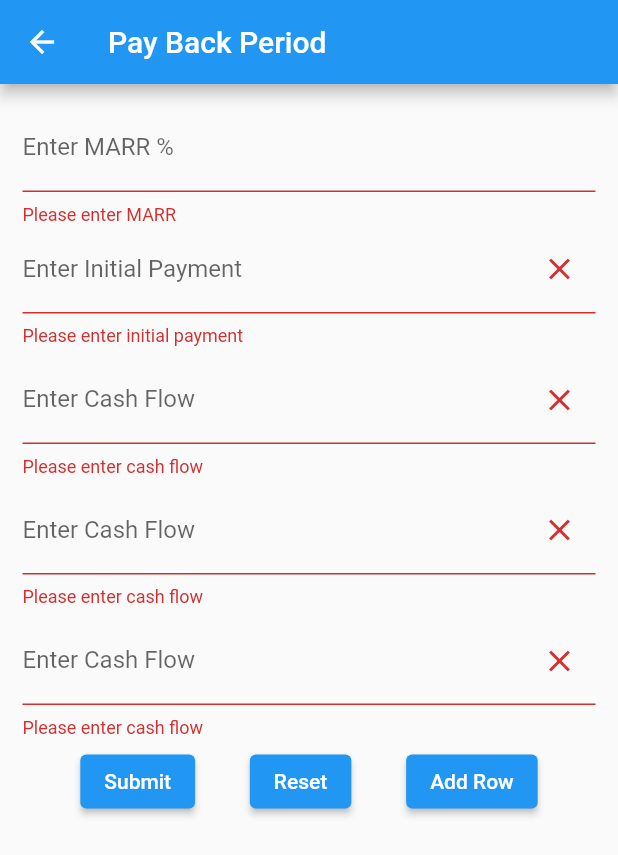
After one commit to Bibek-Dahal/financial_calculator, a Flutter app: the Pbp screen opened directly, after a tap on "Submit", on a phone screen of 412 x 824 dp. The commit adds this screen. Shown: the top 855 px of the screen. Run offline on Flutter 3.47's test engine with Material 2 defaults, Android fonts, the phone set to English and light mode, and no system bars; missing offline and left inert: dart:ffi.

Commit message:
Completed PBP

```diff
--- /dev/null
+++ b/lib/screens/payBackCacl.dart
@@ -0,0 +1,258 @@
+import 'dart:math';
+
+import 'package:flutter/material.dart';
+import 'package:intl/intl.dart';
+
+class Pbp extends StatefulWidget {
+  const Pbp({Key? key}) : super(key: key);
+
+  @override
+  State<Pbp> createState() => _PbpState();
+}
+
+class _PbpState extends State<Pbp> {
+  String pbperiod = "";
+  String dpbperiod = "";
+  double MARR = 0.0;
+  int paymentsNum = 4;
+  bool isCalculated = false;
+  final payments = Map<int, String>();
+  NumberFormat myFormat = NumberFormat.decimalPattern('en_us');
+
+  final marrController = TextEditingController();
+
+  void handleChange(index, value) {
+    payments[index] = value;
+    print(payments);
+  }
+
+  void calculatePBP() {
+    List cashFlows = [];
+    payments.forEach((key, value) {
+      cashFlows.add(double.parse(value));
+    });
+    List cumCashFlows = [];
+    List disCashFlows = [];
+    List disCumCashFlows = [];
+    bool isPbpCalculated = false;
+    bool isDpbpCalculated = false;
+    double disCumCash = 0;
+    double disCash = 0;
+    double cumCash = 0;
+
+    for (int i = 0; i < cashFlows.length; i++) {
+      disCash = (cashFlows[i]!) / pow(1 + MARR, i);
+      disCashFlows.add(disCash);
+      disCumCash += disCashFlows[i];
+      disCumCashFlows.add(disCumCash);
+      if (disCumCash >= 0) {
+        isDpbpCalculated = true;
+        break;
+      }
+    }
+
+    //calculating PBP
+    for (int i = 0; i < cashFlows.length; i++) {
+      cumCash += cashFlows[i];
+      cumCashFlows.add(cumCash);
+      if (cumCash >= 0) {
+        isPbpCalculated = true;
+        break;
+      }
+    }
+
+    // print(cumCashFlows);
+    // print(disCumCashFlows);
+    int n = cumCashFlows.length - 2;
+    double I = cumCashFlows[n];
+    double cf = cashFlows[n + 1];
+    int p = disCumCashFlows.length - 2;
+    double J = disCumCashFlows[p];
+    double dcf = disCashFlows[p + 1];
+    var pbp = n + (-I) / cf;
+    var dpbp = p + (-J) / dcf;
+    // print(isCalculated);
+
+    setState(() {
+      isCalculated = true;
+      if (isPbpCalculated == true) {
+        pbperiod = pbp.toStringAsFixed(2);
+      }
+      else {
+        pbperiod = myFormat.format(double.infinity);
+      }
+      if (isDpbpCalculated == true) {
+        dpbperiod = dpbp.toStringAsFixed(2);
+      } else {
+        dpbperiod =myFormat.format(double.infinity);
+      }
+    });
+  }
+
+  final _formKey = GlobalKey<FormState>();
+
+  @override
+  void dispose() {
+    marrController.dispose();
+    super.dispose();
+  }
+
+  @override
+  Widget build(BuildContext context) {
+    return Scaffold(
+      appBar: AppBar(
+        // Here we take the value from the MyHomePage object that was created by
+        // the App.build method, and use it to set our appbar title.
+        title: const Text('Pay Back Period'),
+      ),
+      body: Form(
+        key: _formKey,
+        child: Padding(
+          padding: const EdgeInsets.symmetric(vertical: 10.0, horizontal: 15.0),
+          child: ListView.builder(
+              itemCount: paymentsNum + 1,
+              itemBuilder: (BuildContext context, int index) {
+                if (index == paymentsNum) {
+                  return Padding(
+                    padding: EdgeInsets.all(2),
+                    child: Column(children: [
+                      Row(
+                        mainAxisAlignment: MainAxisAlignment.spaceEvenly,
+                        children: [
+                          ElevatedButton(
+                            onPressed: () {
+                              // Validate returns true if the form is valid, or false otherwise.
+                              if (_formKey.currentState!.validate()) {
+                                // setState(() {
+                                print('validated');
+
+                                MARR = double.parse(marrController.text) / 100;
+                                //calculate PBP
+                                calculatePBP();
+                              }
+                            },
+                            child: const Text('Submit'),
+                          ),
+                          ElevatedButton(
+                            onPressed: () {
+                              Navigator.pushReplacement(
+                                context,
+                                MaterialPageRoute<void>(
+                                  builder: (BuildContext context) =>
+                                      const Pbp(),
+                                ),
+                              );
+                            },
+                            child: Text('Reset'),
+                          ),
+                          ElevatedButton(
+                            onPressed: () {
+                              setState(() {
+                                paymentsNum++;
+                              });
+                            },
+                            child: Text('Add Row'),
+                          ),
+                        ],
+                      ),
+                      if (isCalculated)
+                        Column(
+                          children: [
+                            Text('PayBack Period: ${pbperiod}years'),
+                            Text('Discounted PayBack Period: ${dpbperiod}years')
+                          ],
+                        )
+                    ]),
+                  );
+                } else {
+                  return Padding(
+                      padding: const EdgeInsets.only(top: 3.0, bottom: 3.0),
+                      child: index != 0
+                          ? TextFormField(
+                              decoration: InputDecoration(
+                                border: UnderlineInputBorder(),
+                                labelText: 'Enter Cash Flow',
+                                suffixIcon: InkWell(
+                                  child: Icon(Icons.close),
+                                  onTap: () {
+                                    if (paymentsNum > 2) {
+                                      payments.remove(index);
+                                      setState(() {
+                                        paymentsNum--;
+                                      });
+                                    }
+                                  },
+                                ),
+                              ),
+                              keyboardType: TextInputType.number,
+                              onChanged: (value) {
+                                print(value);
+                                handleChange(index, value);
+                              },
+                              validator: (value) {
+                                if (value == null || value.isEmpty) {
+                                  return 'Please enter cash flow';
+                                } else {
+                                  return null;
+                                }
+                              },
+                            )
+                          : Column(
+                              children: [
+                                TextFormField(
+                                  controller: marrController,
+                                  decoration: const InputDecoration(
+                                    border: UnderlineInputBorder(),
+                                    labelText: 'Enter MARR %',
+                                  ),
+                                  keyboardType: TextInputType.number,
+                                  validator: (value) {
+                                    if (value == null || value.isEmpty) {
+                                      return 'Please enter MARR';
+                                    } else if (double.parse(value) < 0) {
+                                      return 'MARR should be greater 0';
+                                    } else {
+                                      return null;
+                                    }
+                                  },
+                                ),
+                                TextFormField(
+                                  decoration: InputDecoration(
+                                    border: UnderlineInputBorder(),
+                                    labelText: 'Enter Initial Payment',
+                                    suffixIcon: InkWell(
+                                      child: Icon(Icons.close),
+                                      onTap: () {
+                                        if (paymentsNum > 2) {
+                                          payments.remove(index);
+                                          setState(() {
+                                            paymentsNum--;
+                                          });
+                                        }
+                                      },
+                                    ),
+                                  ),
+                                  keyboardType: TextInputType.number,
+                                  onChanged: (value) {
+                                    // print(value);
+                                    handleChange(index, value);
+                                  },
+                                  validator: (value) {
+                                    if (value == null || value.isEmpty) {
+                                      return 'Please enter initial payment';
+                                    } else if (double.parse(value) > 0) {
+                                      return 'initial payment should be less then 0';
+                                    } else {
+                                      return null;
+                                    }
+                                  },
+                                ),
+                              ],
+                            ));
+                }
+              }),
+        ),
+      ),
+    );
+  }
+}
```
Also changed, not shown: lib/screens/home.dart (+14 -0 lines), lib/screens/incomeTaxCacl.dart (+8 -1 lines).
